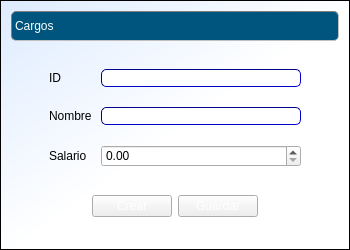
First picture: the form in cosmec/formulariocargos.ui, repository Exxu/cosmec-si, before the edit.
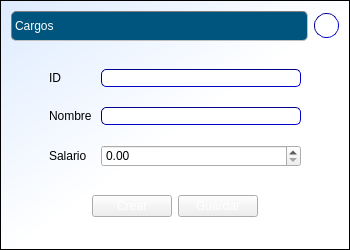
Second picture: the form after the edit.

Commit message: botones de ayuda. connects hasta cargos. ayuda maq completa

What changed in the file:
```diff
--- a/cosmec/formulariocargos.ui
+++ b/cosmec/formulariocargos.ui
@@ -46,6 +46,11 @@
 font: 11pt &quot;Arial&quot;;
 background: transparent;
 }
+QPushButton#pushButton_3{ /*ayuda*/
+  border: 1px inset darkblue;
+  border-radius:12px;
+ font: bold 12pt &quot;Calibri&quot;;
+}
 .QPushButton {
 background: qlineargradient(
   x1:0, y1:0, x2:0, y2:1,
@@ -65,6 +70,8 @@
   </property>
   <layout class="QVBoxLayout" name="verticalLayout">
    <item>
+    <layout class="QHBoxLayout" name="horizontalLayout_3">
+     <item>
     <widget class="QLabel" name="label">
      <property name="minimumSize">
       <size>
@@ -76,6 +83,27 @@
       <string>Cargos</string>
      </property>
     </widget>
+     </item>
+     <item>
+      <widget class="QPushButton" name="pushButton_3">
+       <property name="minimumSize">
+        <size>
+         <width>25</width>
+         <height>25</height>
+        </size>
+       </property>
+       <property name="maximumSize">
+        <size>
+         <width>25</width>
+         <height>25</height>
+        </size>
+       </property>
+       <property name="text">
+        <string>?</string>
+       </property>
+      </widget>
+     </item>
+    </layout>
    </item>
    <item>
     <spacer name="verticalSpacer_2">
```
Lines whose indentation alone changed are shown as unchanged. The commit also changes 30 other files.
